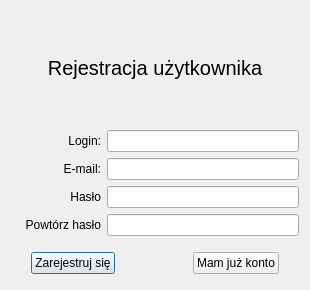
First picture: the form in JaroEliCall/gui/ui/register.ui, repository jaroslaw-wieczorek/Project_IP_Telephony_Python_Voip, before the edit.
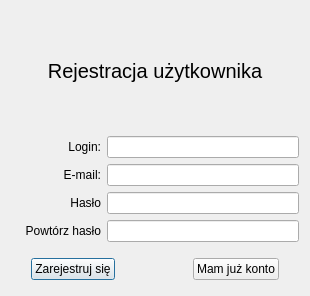
Second picture: the form after the edit.

The edit to the form file:
```diff
--- a/JaroEliCall/gui/ui/register.ui
+++ b/JaroEliCall/gui/ui/register.ui
@@ -7,7 +7,7 @@
     <x>0</x>
     <y>0</y>
     <width>310</width>
-    <height>290</height>
+    <height>296</height>
    </rect>
   </property>
   <property name="minimumSize">
```
Left out of the diff: 6 changed lines with no effect on the pictures.
